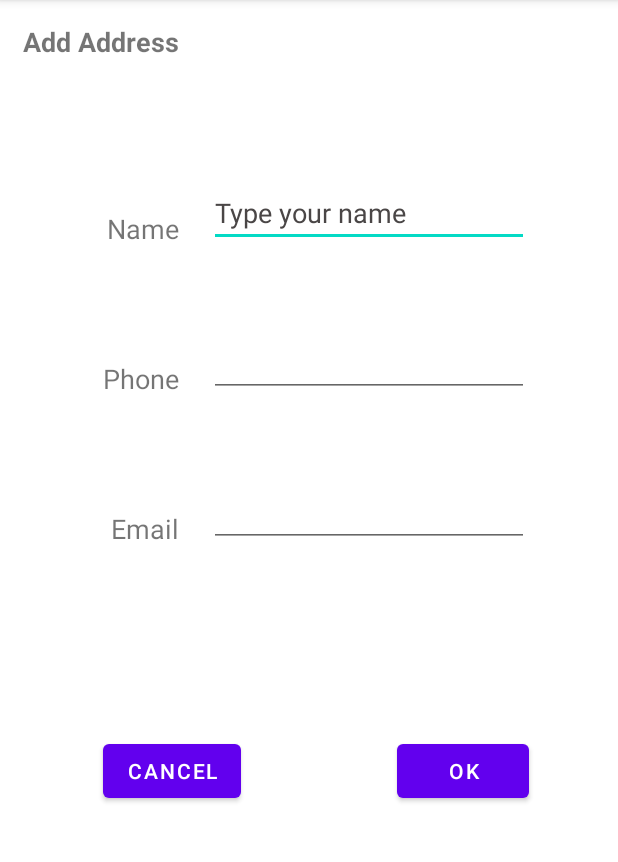
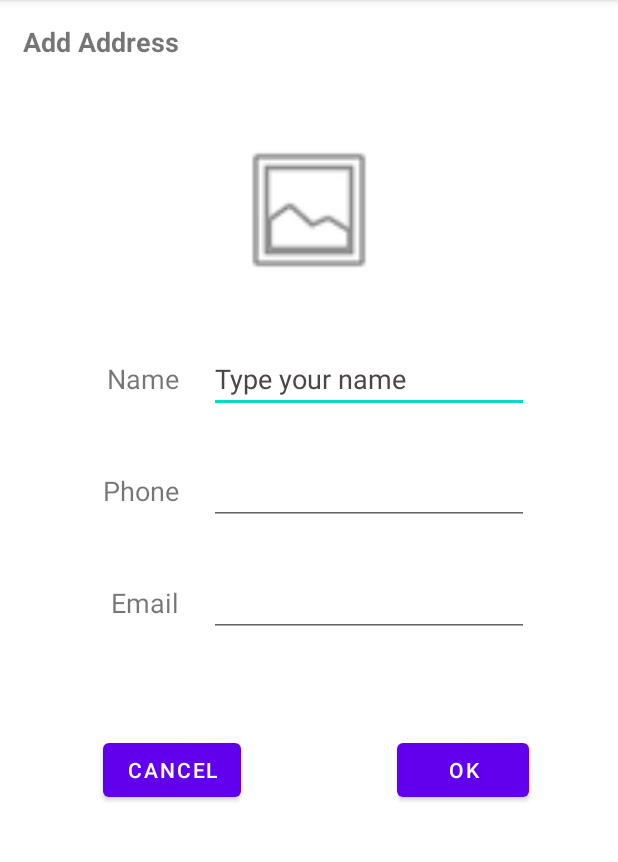
Before and after one commit to MinguChoi/AddressBookApp, an Android app: the AddAddress screen opened directly, with no data from a screen before it, on a phone screen of 412 x 824 dp, the part 84-946 px from its top. Run offline under Robolectric (Android 15) with nearby library versions, the phone set to English and light mode, and no system bars.

```diff
--- a/app/src/main/java/com/example/addressbookapp/AddAddress.java
+++ b/app/src/main/java/com/example/addressbookapp/AddAddress.java
@@ -3,42 +3,72 @@ package com.example.addressbookapp;
 import androidx.appcompat.app.AppCompatActivity;
 
 import android.content.Intent;
+import android.database.Cursor;
+import android.database.sqlite.SQLiteDatabase;
+import android.net.Uri;
 import android.os.Bundle;
+import android.provider.MediaStore;
 import android.view.View;
+import android.view.inputmethod.InputMethodManager;
 import android.widget.Button;
 import android.widget.EditText;
+import android.widget.ImageView;
 import android.widget.Toast;
 
 import java.util.ArrayList;
 
 public class AddAddress extends AppCompatActivity {
 
+    private static final int SELECT_PICTURE = 1;
+    private String selectedImagePath;
+
+    private InputMethodManager imm;
+
+    private ImageView profileImage;
+    private EditText nameETXT, phoneETXT, emailETXT;
+    private Button cancel, ok;
+
     @Override
     protected void onCreate(Bundle savedInstanceState) {
         super.onCreate(savedInstanceState);
         setContentView(R.layout.activity_add_address);
 
-        EditText name = (EditText) findViewById(R.id.editTextTextPersonName);
-        EditText phone = (EditText) findViewById(R.id.editTextPhone);
-        EditText email = (EditText) findViewById(R.id.editTextTextEmailAddress);
-        Button cancel = (Button) findViewById(R.id.cancel_button);
-        Button ok = (Button) findViewById(R.id.ok_button);
+        imm = (InputMethodManager) this.getSystemService(INPUT_METHOD_SERVICE);
+
+        profileImage = findViewById(R.id.profile_image);
+        nameETXT = findViewById(R.id.editTextTextPersonName);
+        phoneETXT = findViewById(R.id.editTextPhone);
+        emailETXT = findViewById(R.id.editTextTextEmailAddress);
+        cancel = findViewById(R.id.cancel_button);
+        ok = findViewById(R.id.ok_button);
 
         ok.setOnClickListener(new View.OnClickListener() {
             @Override
             public void onClick(View v) {
-                if (isEmpty(name) || isEmpty(phone) || isEmpty(email)) {
+                if (isEmpty(nameETXT) || isEmpty(phoneETXT) || isEmpty(emailETXT)) {
                     Toast.makeText(AddAddress.this, "Please, fill everything out :)", Toast.LENGTH_LONG).show();
                 }
                 else {
-                    //Address newAddress = new Address(name.getText().toString(), phone.getText().toString(), email.getText().toString());
+                    // data
+                    String name = nameETXT.getText().toString();
+                    String phone = phoneETXT.getText().toString();
+                    String email = emailETXT.getText().toString();
+                    // save data
+                    DBHelper helper = new DBHelper(AddAddress.this);
+                    SQLiteDatabase db = helper.getWritableDatabase();
+                    db.execSQL("insert into tb_address (name, phone, email) values (?,?,?)", new String[]{name, phone, email});
+                    db.close();
+                    // back to mainActivity
                     Intent intent = new Intent(AddAddress.this, MainActivity.class);
-                    intent.putExtra("name", name.getText().toString());
-                    intent.putExtra("phone", phone.getText().toString());
-                    intent.putExtra("email", email.getText().toString());
+//                    intent.putExtra("name", name);
+//                    intent.putExtra("phone", phone);
+//                    intent.putExtra("email", email);
                     setResult(RESULT_OK, intent);
                     finish();
                 }
+                imm.hideSoftInputFromWindow(nameETXT.getWindowToken(), 0);
+                imm.hideSoftInputFromWindow(phoneETXT.getWindowToken(), 0);
+                imm.hideSoftInputFromWindow(emailETXT.getWindowToken(), 0);
             }
         });
 
@@ -46,6 +76,17 @@ public class AddAddress extends AppCompatActivity {
             @Override
             public void onClick(View v) {
                 finish();
+            }
+        });
+
+        profileImage.setOnClickListener(new View.OnClickListener() {
+            @Override
+            public void onClick(View v) {
+                Intent intent = new Intent();
+                intent.setType("image/*");
+                intent.setAction(Intent.ACTION_GET_CONTENT);
+                startActivityForResult(Intent.createChooser(intent,
+                        "Select Picture"), SELECT_PICTURE);
             }
         });
     }
@@ -56,4 +97,40 @@ public class AddAddress extends AppCompatActivity {
 
         return true;
     }
+
+    public void onActivityResult(int requestCode, int resultCode, Intent data) {
+        super.onActivityResult(requestCode, resultCode, data);
+        if (resultCode == RESULT_OK) {
+            if (requestCode == SELECT_PICTURE) {
+                Uri selectedImageUri = data.getData();
+                selectedImagePath = getPath(selectedImageUri);
+            }
+        }
+    }
+
+    /**
+     * helper to retrieve the path of an image URI
+     */
+    public String getPath(Uri uri) {
+        // just some safety built in
+        if( uri == null ) {
+            // TODO perform some logging or show user feedback
+            return null;
+        }
+        // try to retrieve the image from the media store first
+        // this will only work for images selected from gallery
+        String[] projection = { MediaStore.Images.Media.DATA };
+        Cursor cursor = managedQuery(uri, projection, null, null, null);
+        if( cursor != null ){
+            int column_index = cursor
+                    .getColumnIndexOrThrow(MediaStore.Images.Media.DATA);
+            cursor.moveToFirst();
+            String path = cursor.getString(column_index);
+            cursor.close();
+            return path;
+        }
+        // this is our fallback here
+        return uri.getPath();
+    }
+
 }
--- a/app/src/main/res/layout/activity_add_address.xml
+++ b/app/src/main/res/layout/activity_add_address.xml
@@ -13,30 +13,31 @@
         android:layout_marginLeft="20dp"
         android:ems="10"
         android:hint="@string/hint"
+        android:importantForAutofill="no"
         android:inputType="textPersonName"
         android:textColorHint="#4A4646"
-        app:layout_constraintBottom_toBottomOf="@id/name_textView"
+        app:layout_constraintBaseline_toBaselineOf="@id/name_textView"
         app:layout_constraintLeft_toRightOf="@id/name_textView" />
 
     <TextView
         android:id="@+id/name_textView"
         android:layout_width="wrap_content"
         android:layout_height="wrap_content"
-        android:layout_marginTop="100dp"
+        android:layout_marginTop="50dp"
         android:text="@string/name"
         android:textSize="18sp"
         app:layout_constraintRight_toRightOf="@id/title_add"
-        app:layout_constraintTop_toBottomOf="@id/title_add" />
+        app:layout_constraintTop_toBottomOf="@id/profile_image" />
 
     <TextView
         android:id="@+id/phone_textView"
         android:layout_width="wrap_content"
         android:layout_height="wrap_content"
-        android:layout_marginTop="200dp"
+        android:layout_marginTop="50dp"
         android:text="@string/phone"
         android:textSize="18sp"
         app:layout_constraintRight_toRightOf="@id/title_add"
-        app:layout_constraintTop_toBottomOf="@id/title_add" />
+        app:layout_constraintTop_toBottomOf="@id/name_textView" />
 
     <EditText
         android:id="@+id/editTextPhone"
@@ -44,19 +45,21 @@
         android:layout_height="wrap_content"
         android:layout_marginLeft="20dp"
         android:ems="10"
+        android:importantForAutofill="no"
         android:inputType="phone"
-        app:layout_constraintBottom_toBottomOf="@id/phone_textView"
-        app:layout_constraintLeft_toRightOf="@id/phone_textView"/>
+        android:maxLength="11"
+        app:layout_constraintBaseline_toBaselineOf="@id/phone_textView"
+        app:layout_constraintLeft_toRightOf="@id/phone_textView" />
 
     <TextView
         android:id="@+id/email_textView"
         android:layout_width="wrap_content"
         android:layout_height="wrap_content"
-        android:layout_marginTop="300dp"
+        android:layout_marginTop="50dp"
         android:text="@string/email"
         android:textSize="18sp"
         app:layout_constraintRight_toRightOf="@id/title_add"
-        app:layout_constraintTop_toBottomOf="@id/title_add" />
+        app:layout_constraintTop_toBottomOf="@id/phone_textView" />
 
     <EditText
         android:id="@+id/editTextTextEmailAddress"
@@ -65,8 +68,10 @@
         android:layout_marginLeft="20dp"
         android:ems="10"
         android:inputType="textEmailAddress"
-        app:layout_constraintBottom_toBottomOf="@id/email_textView"
-        app:layout_constraintLeft_toRightOf="@id/email_textView" />
+        app:layout_constraintBaseline_toBaselineOf="@id/email_textView"
+        app:layout_constraintLeft_toRightOf="@id/email_textView"
+        android:importantForAutofill="no"
+        android:layout_marginStart="20dp" />
 
     <TextView
         android:id="@+id/title_add"
@@ -85,10 +90,10 @@
         android:id="@+id/cancel_button"
         android:layout_width="wrap_content"
         android:layout_height="wrap_content"
-        android:layout_marginTop="450dp"
+        android:layout_marginTop="75dp"
         android:text="@string/cancel"
         app:layout_constraintLeft_toLeftOf="@id/phone_textView"
-        app:layout_constraintTop_toBottomOf="@id/title_add" />
+        app:layout_constraintTop_toBottomOf="@id/email_textView" />
 
     <Button
         android:id="@+id/ok_button"
@@ -97,4 +102,18 @@
         android:text="@string/ok"
         app:layout_constraintRight_toRightOf="@id/editTextPhone"
         app:layout_constraintTop_toTopOf="@id/cancel_button" />
+
+    <ImageView
+        android:id="@+id/profile_image"
+        android:layout_width="wrap_content"
+        android:layout_height="wrap_content"
+        android:layout_marginTop="50dp"
+        android:maxWidth="100dp"
+        android:maxHeight="100dp"
+        android:minWidth="100dp"
+        android:minHeight="100dp"
+        app:layout_constraintEnd_toEndOf="parent"
+        app:layout_constraintStart_toStartOf="parent"
+        app:layout_constraintTop_toBottomOf="@id/title_add"
+        app:srcCompat="@android:drawable/ic_menu_gallery" />
 </androidx.constraintlayout.widget.ConstraintLayout>
--- a/app/src/main/res/layout/activity_main.xml
+++ b/app/src/main/res/layout/activity_main.xml
@@ -13,7 +13,7 @@
         android:layout_marginStart="15dp"
         android:layout_marginLeft="15dp"
         android:layout_marginTop="15dp"
-        android:text="@string/title"
+        android:text="@string/contacts"
         android:textSize="18sp"
         android:textStyle="bold"
         app:layout_constraintStart_toStartOf="parent"
--- a/app/src/main/res/values/strings.xml
+++ b/app/src/main/res/values/strings.xml
@@ -1,6 +1,6 @@
 <resources>
     <string name="app_name">AddressBook App</string>
-    <string name="title">Address</string>
+    <string name="contacts">Contacts</string>
     <string name="add">Add Address</string>
     <string name="name">Name</string>
     <string name="phone">Phone</string>
```
Also changed, not shown: app/src/main/java/com/example/addressbookapp/Address.java (+16 -6 lines), app/src/main/java/com/example/addressbookapp/AddressAdapter.java (+13 -3 lines), app/src/main/java/com/example/addressbookapp/DBHelper.java (added, +30 -0 lines), app/src/main/java/com/example/addressbookapp/DetailActivity.java (+25 -6 lines), app/src/main/java/com/example/addressbookapp/ItemDataHolder.java (added, +17 -0 lines), app/src/main/java/com/example/addressbookapp/MainActivity.java (+41 -14 lines), app/src/main/res/layout/row_layout.xml (+10 -2 lines).
